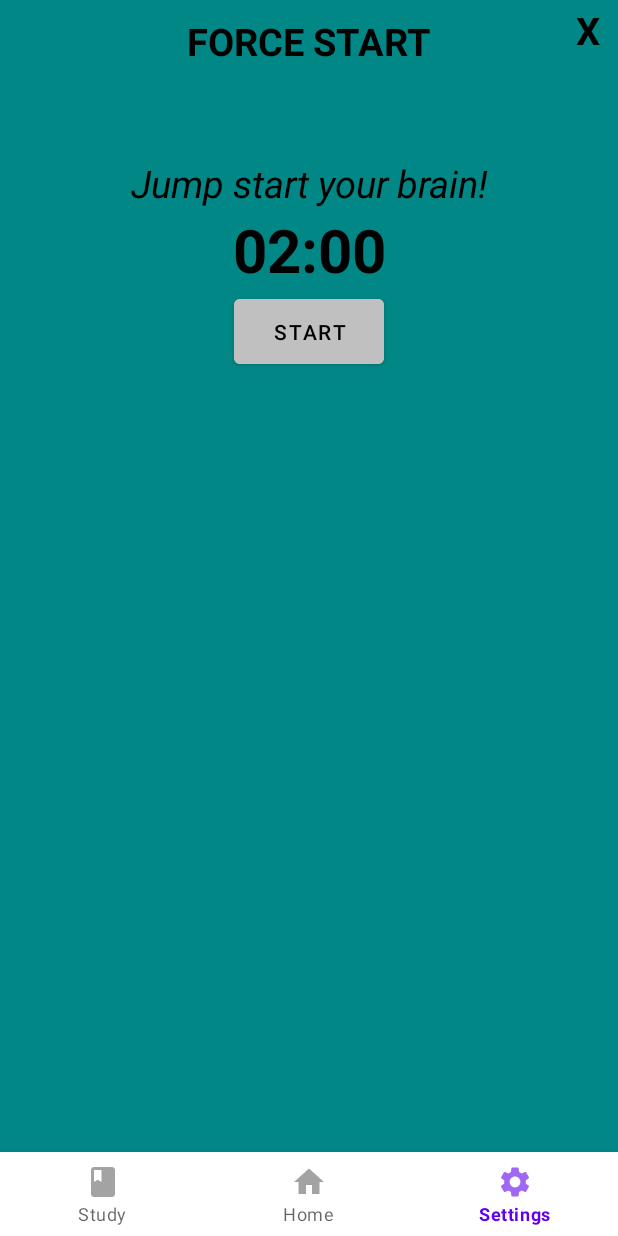
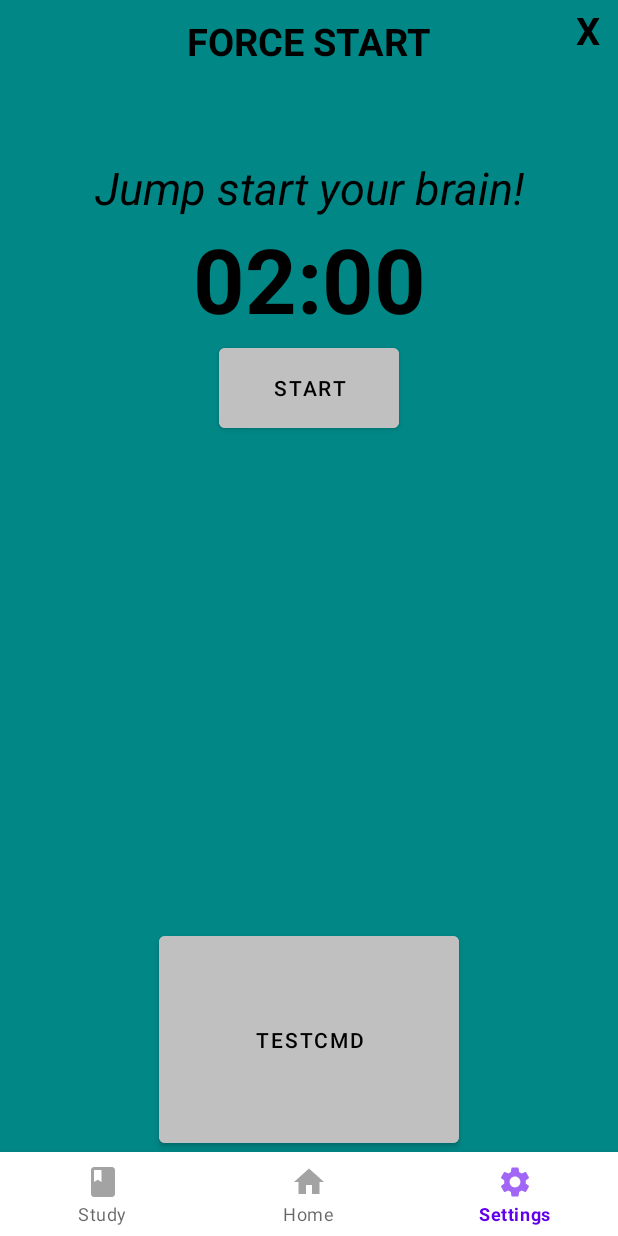
Before and after one commit to chlowhee/FYP-1-APP, an Android app: the fragment ForceStartStudyFrag placed in its activity, on a phone screen of 412 x 824 dp. Run offline under Robolectric (Android 15) with nearby library versions, the phone set to English and light mode, and no system bars; our stand-ins replace Dagger/Hilt's generated code.

Commit message:
force start timer done

```diff
--- a/app/src/main/java/com/example/jasiribrain/data/Constants.kt
+++ b/app/src/main/java/com/example/jasiribrain/data/Constants.kt
@@ -6,6 +6,7 @@ interface Constants {
         const val MESSAGE_INTERVAL_MS = 1000
         const val MAP_UPDATE_INTERVAL_MS = 1500
         const val BT_RECONNECT_INTERVAL_MS = 5000
+        const val FORCE_START_TIME_MS: Long = 120000
 
         // request codes
         const val REQUEST_ENABLE_BT = 1001
--- a/app/src/main/java/com/example/jasiribrain/data/DataStoreRepo.kt
+++ b/app/src/main/java/com/example/jasiribrain/data/DataStoreRepo.kt
@@ -24,7 +24,7 @@ class DataStoreRepo(
         }
     }
 
-    fun setBluetoothIsOn(toggle: Boolean) {
+    fun setBluetoothIsActive(toggle: Boolean) {
         coroutineScope.launch {
             dataStore.edit { settings ->
                 settings[keyIsBluetoothOn] = toggle
--- a/app/src/main/java/com/example/jasiribrain/ui/SettingsFragment.kt
+++ b/app/src/main/java/com/example/jasiribrain/ui/SettingsFragment.kt
@@ -49,7 +49,7 @@ class SettingsFragment : Fragment(), BluetoothStatusListener {
 
         bAdapter = BluetoothAdapter.getDefaultAdapter()
 
-        if (bAdapter.isEnabled) {dataStoreRepo.setBluetoothIsOn(true)}
+        if (bAdapter.isEnabled) {dataStoreRepo.setBluetoothIsActive(true)}
         controller.registerListener(this)
         onStateChanges(controller.getState())
 
@@ -80,7 +80,7 @@ class SettingsFragment : Fragment(), BluetoothStatusListener {
                 } else {
 //                turn off BT
                     bAdapter.disable()
-                    dataStoreRepo.setBluetoothIsOn(false)
+                    dataStoreRepo.setBluetoothIsActive(false)
                     Toast.makeText(activity, "Bluetooth is turned off", Toast.LENGTH_LONG).show()
                 }
             }
@@ -121,7 +121,7 @@ class SettingsFragment : Fragment(), BluetoothStatusListener {
             Constants.REQUEST_ENABLE_BT ->
                 if (resultCode == Activity.RESULT_OK) {
                     if (bAdapter.isEnabled) {
-                        dataStoreRepo.setBluetoothIsOn(true)
+                        dataStoreRepo.setBluetoothIsActive(true)
                         Toast.makeText(activity, "Bluetooth is on", Toast.LENGTH_LONG).show()
                     }
                 }
--- a/app/src/main/res/layout/frag_study_force_start.xml
+++ b/app/src/main/res/layout/frag_study_force_start.xml
@@ -23,7 +23,7 @@
         android:layout_width="wrap_content"
         android:layout_height="wrap_content"
         android:text="@string/jump_start_your_brain"
-        android:textSize="25sp"
+        android:textSize="30sp"
         android:textStyle="italic"
         android:textColor="@color/black"
         android:gravity="center"
@@ -36,8 +36,8 @@
         android:id="@+id/force_start_timer"
         android:layout_width="wrap_content"
         android:layout_height="wrap_content"
-        android:text="02:00"
-        android:textSize="40sp"
+        android:text="@string/min_2"
+        android:textSize="60sp"
         android:textColor="@color/black"
         android:textStyle="bold"
         app:layout_constraintStart_toStartOf="parent"
@@ -45,9 +45,9 @@
         app:layout_constraintTop_toBottomOf="@id/jump_start_your_brain_title"/>
 
     <Button
-        android:id="@+id/force_start"
-        android:layout_width="100dp"
-        android:layout_height="55dp"
+        android:id="@+id/timer_start_button"
+        android:layout_width="120dp"
+        android:layout_height="65dp"
         android:backgroundTint="@color/silver"
         android:text="@string/start"
         android:textColor="@color/black"
@@ -66,4 +66,15 @@
         android:gravity="center"
         app:layout_constraintTop_toTopOf="parent"
         app:layout_constraintEnd_toEndOf="parent"/>
+
+    <Button
+        android:id="@+id/force_star_tester"
+        android:layout_width="200dp"
+        android:layout_height="150dp"
+        android:backgroundTint="@color/silver"
+        android:text="testcmd"
+        android:textColor="@color/black"
+        app:layout_constraintStart_toStartOf="parent"
+        app:layout_constraintEnd_toEndOf="parent"
+        app:layout_constraintBottom_toBottomOf="parent"/>
 </androidx.constraintlayout.widget.ConstraintLayout>
--- a/app/src/main/res/values/strings.xml
+++ b/app/src/main/res/values/strings.xml
@@ -24,7 +24,9 @@
     <string name="bluetooth_devices">Bluetooth Devices</string>
 <!--    HomeFragment-->
     <string name="jasiri_home">Jasiri Home</string>
-    <!--    StudyFragment-->
+    <string name="good_cop_1">You can do this!</string>
+    <string name="bad_cop_1">Are you this weak?</string>
+<!--    StudyFragment-->
     <string name="study_title">How do you want Jasiri to accompany you?</string>
     <string name="pomodoro_method">Pomodoro Method</string>
     <string name="getting_things_done_method">Getting Things Done Method</string>
@@ -36,4 +38,5 @@
     <string name="stop">STOP</string>
     <string name="force_start">FORCE START</string>
     <string name="jump_start_your_brain">Jump start your brain!</string>
+    <string name="min_2">02:00</string>
 </resources>
```
Also changed, not shown: app/src/main/java/com/example/jasiribrain/data/JasiriDataHolder.kt (added, +26 -0 lines), app/src/main/java/com/example/jasiribrain/ui/ForceStartStudyFrag.kt (+93 -2 lines), app/src/main/java/com/example/jasiribrain/ui/MainActivity.kt (+10 -4 lines), app/src/main/res/layout/frag_study_pomodoro.xml (+5 -5 lines).
